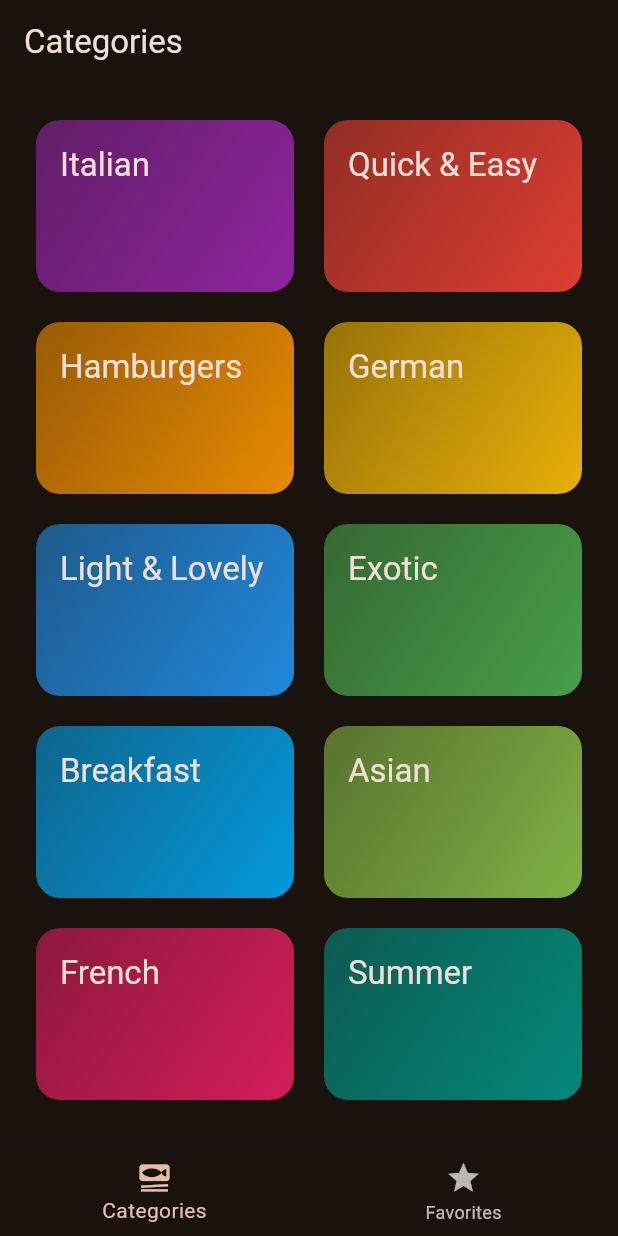
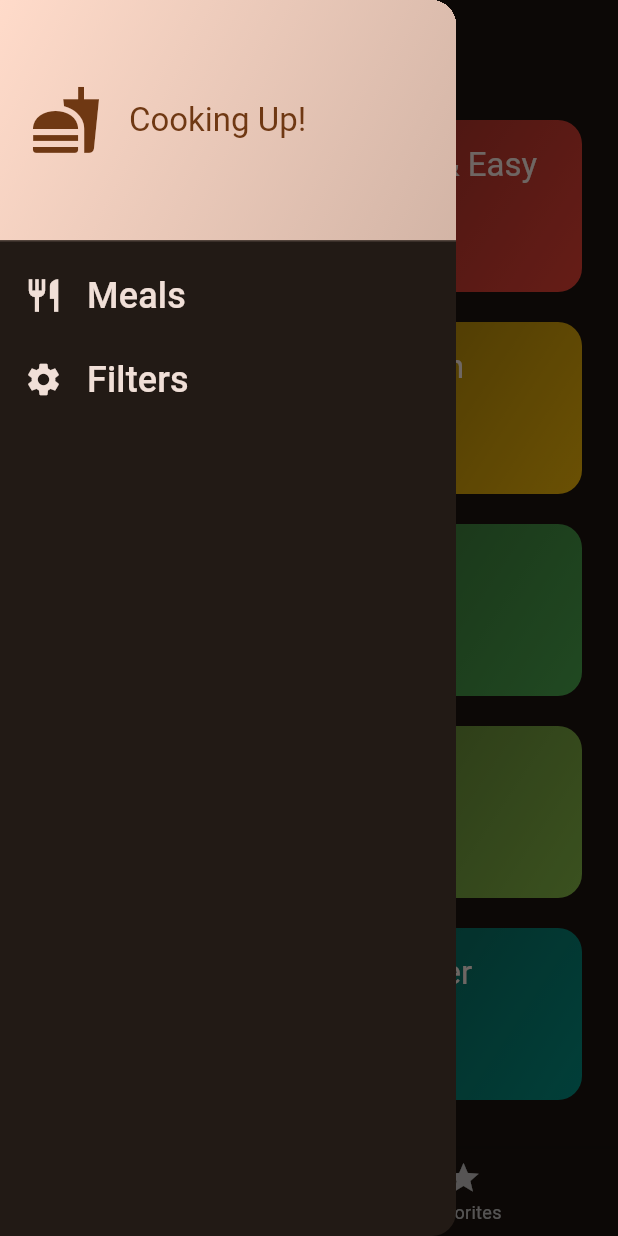
Before and after one commit to shshaheen/Meals-App, a Flutter app: the screen it shows after launch, with the side drawer open (before the commit the screen has no drawer), on a phone screen of 412 x 824 dp. Run offline on Flutter 3.47's test engine with Material 3 defaults, Android fonts, the phone set to English and light mode, and no system bars; our stand-ins replace transparent_image.

Commit message:
Main-Drawer Built

```diff
--- a/lib/main.dart
+++ b/lib/main.dart
@@ -1,6 +1,5 @@
 import 'package:flutter/material.dart';
 // import 'package:google_fonts/google_fonts.dart';
-import 'package:meals_app/screens/categories_screen.dart';
 import 'package:meals_app/screens/tabs_screen.dart';
 
 final theme = ThemeData(
--- a/lib/screens/tabs_screen.dart
+++ b/lib/screens/tabs_screen.dart
@@ -2,6 +2,8 @@
 import 'package:meals_app/models/meal.dart';
 import 'package:meals_app/screens/categories_screen.dart';
 import 'package:meals_app/screens/meals_screen.dart';
+import 'package:meals_app/widgets/main_drawer.dart';
+import 'package:meals_app/screens/filters_screen.dart';
 
 class TabsScreen extends StatefulWidget {
   const TabsScreen({super.key});
@@ -42,6 +44,13 @@
     });
   }
 
+  void _setScreen(String identifier) {
+    Navigator.of(context).pop();
+    if (identifier == 'Filters') {
+      Navigator.push(context, MaterialPageRoute(builder: (context) => FiltersScreen()));
+    }
+  }
+
   @override
   Widget build(BuildContext context) {
     Widget activePage = CategoriesScreen(
@@ -59,6 +68,9 @@
       appBar: AppBar(
         title: Text(activePageTitle),
       ),
+      drawer: MainDrawer(
+        onSelectScreen: _setScreen,
+      ),
       body: activePage,
       bottomNavigationBar: BottomNavigationBar(
         onTap: _selectPage,
--- /dev/null
+++ b/lib/widgets/main_drawer.dart
@@ -0,0 +1,77 @@
+import 'package:flutter/material.dart';
+
+class MainDrawer extends StatelessWidget {
+  const MainDrawer({super.key, required this.onSelectScreen});
+  final void Function(String identifier) onSelectScreen;
+  @override
+  Widget build(BuildContext context) {
+    return Drawer(
+      child: Column(
+        children: [
+          DrawerHeader(
+            padding: const EdgeInsets.all(20),
+            decoration: BoxDecoration(
+              gradient: LinearGradient(
+                colors: [
+                  Theme.of(context).colorScheme.onPrimaryContainer,
+                  Theme.of(context).colorScheme.onPrimaryContainer.withAlpha((0.8*255).toInt(),
+                  ),
+                  ],
+                  begin: Alignment.topLeft ,
+                  end: Alignment.bottomRight,
+              ),
+                  ),
+              child: Row(
+                children: [
+                  Icon(
+                    Icons.fastfood,
+                    size: 48,
+                    color: Theme.of(context).colorScheme.primaryContainer,
+                  ),
+                  const SizedBox(width: 18,),
+                  Text(
+                    "Cooking Up!",
+                    style: Theme.of(context).textTheme.titleLarge!.copyWith(
+                    color: Theme.of(context).colorScheme.primaryContainer
+                  ),)
+
+                ],
+              ), ),
+              ListTile(
+                leading: Icon(
+                  Icons.restaurant,
+                  size: 26,
+                  color: Theme.of(context).colorScheme.onSurface,
+                  ),
+                title: Text(
+                  'Meals',
+                  style: Theme.of(context).textTheme.titleSmall!.copyWith(
+                        color: Theme.of(context).colorScheme.onSurface,
+                        fontSize: 24,
+                ),
+                ),
+                onTap: (){
+                  onSelectScreen('Meals');
+                },
+              ),
+              ListTile(
+                leading: Icon(Icons.settings,
+                size: 26,
+                color: Theme.of(context).colorScheme.onSurface,
+                ),
+                title: Text(
+                  'Filters',
+                  style: Theme.of(context).textTheme.titleSmall!.copyWith(
+                        color: Theme.of(context).colorScheme.onSurface,
+                        fontSize: 24,
+                ),
+                ),
+                onTap: (){
+                  onSelectScreen('Filters');
+                },
+              ),
+        ],
+      )
+    );
+  }
+}
```
Also changed, not shown: lib/screens/filters_screen.dart (added, +59 -0 lines).
